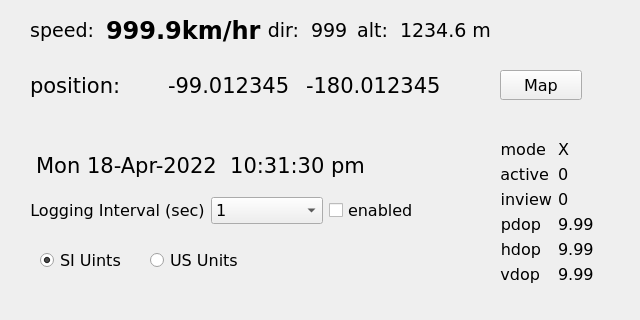
This is Qt/gps/BasicDisplay.ui in bradselb/examples as Qt 5 draws it before an edit. The edited form follows.
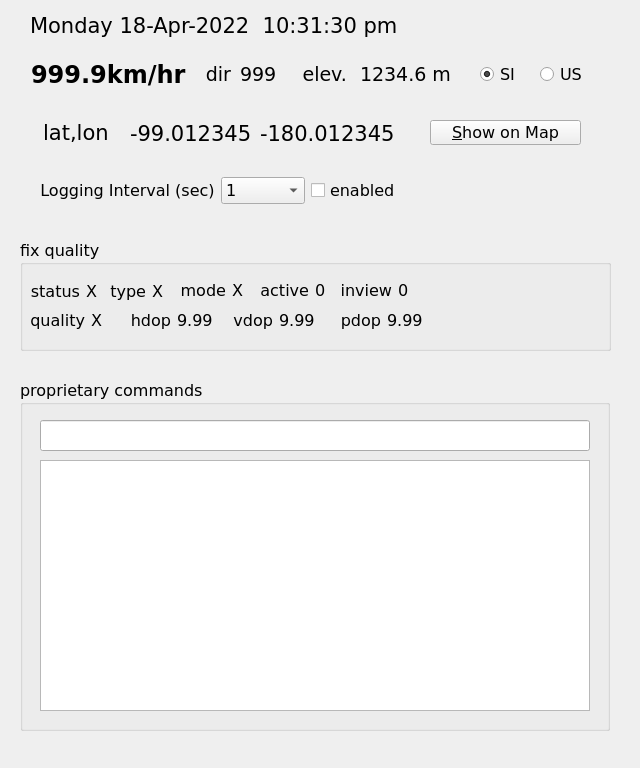
This is the edited form.

What changed in the file:
```diff
--- a/Qt/gps/BasicDisplay.ui
+++ b/Qt/gps/BasicDisplay.ui
@@ -8,19 +8,19 @@
     <x>0</x>
     <y>0</y>
     <width>640</width>
-    <height>320</height>
+    <height>768</height>
    </rect>
   </property>
   <property name="minimumSize">
    <size>
     <width>640</width>
-    <height>320</height>
+    <height>240</height>
    </size>
   </property>
   <property name="maximumSize">
    <size>
     <width>640</width>
-    <height>728</height>
+    <height>768</height>
    </size>
   </property>
   <property name="baseSize">
@@ -42,8 +42,8 @@
    <property name="geometry">
     <rect>
      <x>30</x>
-     <y>150</y>
-     <width>341</width>
+     <y>10</y>
+     <width>411</width>
      <height>31</height>
     </rect>
    </property>
@@ -57,19 +57,19 @@
     <enum>QFrame::NoFrame</enum>
    </property>
    <property name="text">
-    <string>Mon 18-Apr-2022  10:31:30 pm</string>
+    <string>Monday 18-Apr-2022  10:31:30 pm</string>
    </property>
    <property name="alignment">
-    <set>Qt::AlignCenter</set>
+    <set>Qt::AlignLeading|Qt::AlignLeft|Qt::AlignVCenter</set>
    </property>
   </widget>
   <widget class="QGroupBox" name="groupBox">
    <property name="geometry">
     <rect>
      <x>20</x>
-     <y>329</y>
+     <y>380</y>
      <width>590</width>
-     <height>391</height>
+     <height>351</height>
     </rect>
    </property>
    <property name="font">
@@ -87,7 +87,7 @@
       <x>20</x>
       <y>40</y>
       <width>550</width>
-      <height>23</height>
+      <height>31</height>
      </rect>
     </property>
     <property name="font">
@@ -104,9 +104,9 @@
     <property name="geometry">
      <rect>
       <x>20</x>
-      <y>70</y>
+      <y>80</y>
       <width>550</width>
-      <height>311</height>
+      <height>251</height>
      </rect>
     </property>
     <property name="sizePolicy">
@@ -129,216 +129,12 @@
     </property>
    </widget>
   </widget>
-  <widget class="QWidget" name="formLayoutWidget">
-   <property name="geometry">
-    <rect>
-     <x>500</x>
-     <y>140</y>
-     <width>101</width>
-     <height>161</height>
-    </rect>
-   </property>
-   <layout class="QFormLayout" name="formLayout">
-    <item row="0" column="0">
-     <widget class="QLabel" name="label_9">
-      <property name="font">
-       <font>
-        <family>DejaVu Sans</family>
-        <pointsize>12</pointsize>
-       </font>
-      </property>
-      <property name="text">
-       <string>mode</string>
-      </property>
-      <property name="alignment">
-       <set>Qt::AlignRight|Qt::AlignTrailing|Qt::AlignVCenter</set>
-      </property>
-     </widget>
-    </item>
-    <item row="0" column="1">
-     <widget class="QLabel" name="fixmode">
-      <property name="font">
-       <font>
-        <family>DejaVu Sans</family>
-        <pointsize>12</pointsize>
-       </font>
-      </property>
-      <property name="text">
-       <string>X</string>
-      </property>
-      <property name="alignment">
-       <set>Qt::AlignLeading|Qt::AlignLeft|Qt::AlignVCenter</set>
-      </property>
-     </widget>
-    </item>
-    <item row="4" column="0">
-     <widget class="QLabel" name="label_3">
-      <property name="font">
-       <font>
-        <family>DejaVu Sans</family>
-        <pointsize>12</pointsize>
-       </font>
-      </property>
-      <property name="text">
-       <string>pdop</string>
-      </property>
-      <property name="alignment">
-       <set>Qt::AlignRight|Qt::AlignTrailing|Qt::AlignVCenter</set>
-      </property>
-     </widget>
-    </item>
-    <item row="4" column="1">
-     <widget class="QLabel" name="pdop">
-      <property name="font">
-       <font>
-        <family>DejaVu Sans</family>
-        <pointsize>12</pointsize>
-       </font>
-      </property>
-      <property name="text">
-       <string>9.99</string>
-      </property>
-      <property name="alignment">
-       <set>Qt::AlignLeading|Qt::AlignLeft|Qt::AlignVCenter</set>
-      </property>
-     </widget>
-    </item>
-    <item row="5" column="0">
-     <widget class="QLabel" name="label_4">
-      <property name="font">
-       <font>
-        <family>DejaVu Sans</family>
-        <pointsize>12</pointsize>
-       </font>
-      </property>
-      <property name="text">
-       <string>hdop</string>
-      </property>
-      <property name="alignment">
-       <set>Qt::AlignRight|Qt::AlignTrailing|Qt::AlignVCenter</set>
-      </property>
-     </widget>
-    </item>
-    <item row="5" column="1">
-     <widget class="QLabel" name="hdop">
-      <property name="font">
-       <font>
-        <family>DejaVu Sans</family>
-        <pointsize>12</pointsize>
-       </font>
-      </property>
-      <property name="text">
-       <string>9.99</string>
-      </property>
-      <property name="alignment">
-       <set>Qt::AlignLeading|Qt::AlignLeft|Qt::AlignVCenter</set>
-      </property>
-     </widget>
-    </item>
-    <item row="6" column="0">
-     <widget class="QLabel" name="label_7">
-      <property name="font">
-       <font>
-        <family>DejaVu Sans</family>
-        <pointsize>12</pointsize>
-       </font>
-      </property>
-      <property name="text">
-       <string>vdop</string>
-      </property>
-      <property name="alignment">
-       <set>Qt::AlignRight|Qt::AlignTrailing|Qt::AlignVCenter</set>
-      </property>
-     </widget>
-    </item>
-    <item row="6" column="1">
-     <widget class="QLabel" name="vdop">
-      <property name="font">
-       <font>
-        <family>DejaVu Sans</family>
-        <pointsize>12</pointsize>
-       </font>
-      </property>
-      <property name="text">
-       <string>9.99</string>
-      </property>
-      <property name="alignment">
-       <set>Qt::AlignLeading|Qt::AlignLeft|Qt::AlignVCenter</set>
-      </property>
-     </widget>
-    </item>
-    <item row="3" column="0">
-     <widget class="QLabel" name="label_6">
-      <property name="font">
-       <font>
-        <family>DejaVu Sans</family>
-        <pointsize>12</pointsize>
-       </font>
-      </property>
-      <property name="text">
-       <string>inview</string>
-      </property>
-      <property name="alignment">
-       <set>Qt::AlignRight|Qt::AlignTrailing|Qt::AlignVCenter</set>
-      </property>
-     </widget>
-    </item>
-    <item row="3" column="1">
-     <widget class="QLabel" name="inview">
-      <property name="font">
-       <font>
-        <family>DejaVu Sans</family>
-        <pointsize>12</pointsize>
-       </font>
-      </property>
-      <property name="text">
-       <string>0</string>
-      </property>
-      <property name="alignment">
-       <set>Qt::AlignLeading|Qt::AlignLeft|Qt::AlignVCenter</set>
-      </property>
-     </widget>
-    </item>
-    <item row="1" column="0">
-     <widget class="QLabel" name="label_2">
-      <property name="font">
-       <font>
-        <family>DejaVu Sans</family>
-        <pointsize>12</pointsize>
-       </font>
-      </property>
-      <property name="text">
-       <string>active</string>
-      </property>
-      <property name="alignment">
-       <set>Qt::AlignRight|Qt::AlignTrailing|Qt::AlignVCenter</set>
-      </property>
-     </widget>
-    </item>
-    <item row="1" column="1">
-     <widget class="QLabel" name="inuse">
-      <property name="font">
-       <font>
-        <family>DejaVu Sans</family>
-        <pointsize>12</pointsize>
-       </font>
-      </property>
-      <property name="text">
-       <string>0</string>
-      </property>
-      <property name="alignment">
-       <set>Qt::AlignLeading|Qt::AlignLeft|Qt::AlignVCenter</set>
-      </property>
-     </widget>
-    </item>
-   </layout>
-  </widget>
   <widget class="QWidget" name="horizontalLayoutWidget">
    <property name="geometry">
     <rect>
-     <x>30</x>
-     <y>190</y>
-     <width>411</width>
+     <x>40</x>
+     <y>170</y>
+     <width>361</width>
      <height>41</height>
     </rect>
    </property>
@@ -462,32 +258,107 @@
     </item>
    </layout>
   </widget>
-  <widget class="QWidget" name="horizontalLayoutWidget_2">
+  <widget class="QRadioButton" name="usUnitsButton">
    <property name="geometry">
     <rect>
-     <x>30</x>
-     <y>70</y>
-     <width>411</width>
-     <height>31</height>
+     <x>540</x>
+     <y>60</y>
+     <width>51</width>
+     <height>29</height>
     </rect>
    </property>
-   <layout class="QHBoxLayout" name="positionHorizontalLayout">
-    <item>
-     <widget class="QLabel" name="label_10">
-      <property name="font">
-       <font>
-        <family>DejaVu Sans</family>
-        <pointsize>16</pointsize>
-       </font>
-      </property>
-      <property name="text">
-       <string>position: </string>
-      </property>
-      <property name="alignment">
-       <set>Qt::AlignLeading|Qt::AlignLeft|Qt::AlignVCenter</set>
-      </property>
-     </widget>
-    </item>
+   <property name="font">
+    <font>
+     <family>DejaVu Sans</family>
+     <pointsize>12</pointsize>
+    </font>
+   </property>
+   <property name="text">
+    <string>US</string>
+   </property>
+  </widget>
+  <widget class="QRadioButton" name="siUnitsButton">
+   <property name="geometry">
+    <rect>
+     <x>480</x>
+     <y>60</y>
+     <width>51</width>
+     <height>29</height>
+    </rect>
+   </property>
+   <property name="font">
+    <font>
+     <family>DejaVu Sans</family>
+     <pointsize>12</pointsize>
+    </font>
+   </property>
+   <property name="text">
+    <string>SI</string>
+   </property>
+   <property name="checked">
+    <bool>true</bool>
+   </property>
+  </widget>
+  <widget class="QPushButton" name="showOnMapButton">
+   <property name="geometry">
+    <rect>
+     <x>430</x>
+     <y>120</y>
+     <width>151</width>
+     <height>25</height>
+    </rect>
+   </property>
+   <property name="font">
+    <font>
+     <family>DejaVu Sans</family>
+     <pointsize>12</pointsize>
+    </font>
+   </property>
+   <property name="toolTip">
+    <string extracomment="Show position on a map (requires internet connection)"/>
+   </property>
+   <property name="statusTip">
+    <string extracomment="Show position on a map (requires internet connection)"/>
+   </property>
+   <property name="text">
+    <string>&amp;Show on Map</string>
+   </property>
+   <property name="shortcut">
+    <string extracomment="Show position on a map (requires internet connection)">Ctrl+S</string>
+   </property>
+  </widget>
+  <widget class="QLabel" name="positionLabel">
+   <property name="geometry">
+    <rect>
+     <x>31</x>
+     <y>120</y>
+     <width>91</width>
+     <height>25</height>
+    </rect>
+   </property>
+   <property name="font">
+    <font>
+     <family>DejaVu Sans</family>
+     <pointsize>16</pointsize>
+    </font>
+   </property>
+   <property name="text">
+    <string>lat,lon  </string>
+   </property>
+   <property name="alignment">
+    <set>Qt::AlignRight|Qt::AlignTrailing|Qt::AlignVCenter</set>
+   </property>
+  </widget>
+  <widget class="QWidget" name="layoutWidget0">
+   <property name="geometry">
+    <rect>
+     <x>130</x>
+     <y>120</y>
+     <width>265</width>
+     <height>27</height>
+    </rect>
+   </property>
+   <layout class="QHBoxLayout" name="positionHLayout">
     <item>
      <widget class="QLabel" name="latitude">
       <property name="text">
@@ -513,172 +384,556 @@
     </item>
    </layout>
   </widget>
-  <widget class="QWidget" name="horizontalLayoutWidget_3">
+  <widget class="QGroupBox" name="fixQualityGroup">
    <property name="geometry">
     <rect>
-     <x>30</x>
-     <y>10</y>
-     <width>461</width>
-     <height>41</height>
+     <x>20</x>
+     <y>240</y>
+     <width>591</width>
+     <height>111</height>
     </rect>
    </property>
-   <layout class="QHBoxLayout" name="velocityHorizontalLayout">
-    <item>
-     <widget class="QLabel" name="label_5">
-      <property name="font">
-       <font>
-        <family>DejaVu Sans</family>
-        <pointsize>14</pointsize>
-       </font>
-      </property>
-      <property name="text">
-       <string>speed: </string>
-      </property>
-      <property name="alignment">
-       <set>Qt::AlignRight|Qt::AlignTrailing|Qt::AlignVCenter</set>
-      </property>
-     </widget>
-    </item>
-    <item>
-     <widget class="QLabel" name="speed">
-      <property name="font">
-       <font>
-        <family>DejaVu Sans</family>
-        <pointsize>18</pointsize>
-        <weight>75</weight>
-        <italic>false</italic>
-        <bold>true</bold>
-       </font>
-      </property>
-      <property name="text">
-       <string>999.9km/hr</string>
-      </property>
-      <property name="alignment">
-       <set>Qt::AlignLeading|Qt::AlignLeft|Qt::AlignVCenter</set>
-      </property>
-     </widget>
-    </item>
-    <item>
-     <widget class="QLabel" name="label_8">
-      <property name="font">
-       <font>
-        <family>DejaVu Sans</family>
-        <pointsize>14</pointsize>
-       </font>
-      </property>
-      <property name="text">
-       <string>dir: </string>
-      </property>
-      <property name="alignment">
-       <set>Qt::AlignRight|Qt::AlignTrailing|Qt::AlignVCenter</set>
-      </property>
-     </widget>
-    </item>
-    <item>
-     <widget class="QLabel" name="direction">
-      <property name="font">
-       <font>
-        <family>DejaVu Sans</family>
-        <pointsize>14</pointsize>
-       </font>
-      </property>
-      <property name="text">
-       <string>999</string>
-      </property>
-     </widget>
-    </item>
-    <item>
-     <widget class="QLabel" name="label_1">
-      <property name="font">
-       <font>
-        <family>DejaVu Sans</family>
-        <pointsize>14</pointsize>
-       </font>
-      </property>
-      <property name="text">
-       <string>alt: </string>
-      </property>
-      <property name="alignment">
-       <set>Qt::AlignRight|Qt::AlignTrailing|Qt::AlignVCenter</set>
-      </property>
-     </widget>
-    </item>
-    <item>
-     <widget class="QLabel" name="altitude">
-      <property name="font">
-       <font>
-        <family>DejaVu Sans</family>
-        <pointsize>14</pointsize>
-       </font>
-      </property>
-      <property name="text">
-       <string>1234.6 m</string>
-      </property>
-      <property name="alignment">
-       <set>Qt::AlignLeading|Qt::AlignLeft|Qt::AlignVCenter</set>
-      </property>
-     </widget>
-    </item>
-   </layout>
+   <property name="font">
+    <font>
+     <family>DejaVu Sans</family>
+     <pointsize>12</pointsize>
+    </font>
+   </property>
+   <property name="title">
+    <string>fix quality</string>
+   </property>
+   <widget class="QWidget" name="layoutWidget1">
+    <property name="geometry">
+     <rect>
+      <x>320</x>
+      <y>70</y>
+      <width>85</width>
+      <height>21</height>
+     </rect>
+    </property>
+    <layout class="QHBoxLayout" name="pdopHLayout">
+     <item>
+      <widget class="QLabel" name="label_3">
+       <property name="font">
+        <font>
+         <family>DejaVu Sans</family>
+         <pointsize>12</pointsize>
+        </font>
+       </property>
+       <property name="text">
+        <string>pdop</string>
+       </property>
+       <property name="alignment">
+        <set>Qt::AlignRight|Qt::AlignTrailing|Qt::AlignVCenter</set>
+       </property>
+      </widget>
+     </item>
+     <item>
+      <widget class="QLabel" name="pdop">
+       <property name="font">
+        <font>
+         <family>DejaVu Sans</family>
+         <pointsize>12</pointsize>
+        </font>
+       </property>
+       <property name="text">
+        <string>9.99</string>
+       </property>
+       <property name="alignment">
+        <set>Qt::AlignLeading|Qt::AlignLeft|Qt::AlignVCenter</set>
+       </property>
+      </widget>
+     </item>
+    </layout>
+   </widget>
+   <widget class="QWidget" name="layoutWidget2">
+    <property name="geometry">
+     <rect>
+      <x>320</x>
+      <y>40</y>
+      <width>91</width>
+      <height>21</height>
+     </rect>
+    </property>
+    <layout class="QHBoxLayout" name="inviewHLayout">
+     <item>
+      <widget class="QLabel" name="label_6">
+       <property name="font">
+        <font>
+         <family>DejaVu Sans</family>
+         <pointsize>12</pointsize>
+        </font>
+       </property>
+       <property name="text">
+        <string>inview</string>
+       </property>
+       <property name="alignment">
+        <set>Qt::AlignRight|Qt::AlignTrailing|Qt::AlignVCenter</set>
+       </property>
+      </widget>
+     </item>
+     <item>
+      <widget class="QLabel" name="inview">
+       <property name="font">
+        <font>
+         <family>DejaVu Sans</family>
+         <pointsize>12</pointsize>
+        </font>
+       </property>
+       <property name="text">
+        <string>0</string>
+       </property>
+       <property name="alignment">
+        <set>Qt::AlignLeading|Qt::AlignLeft|Qt::AlignVCenter</set>
+       </property>
+      </widget>
+     </item>
+    </layout>
+   </widget>
+   <widget class="QWidget" name="layoutWidget3">
+    <property name="geometry">
+     <rect>
+      <x>240</x>
+      <y>40</y>
+      <width>68</width>
+      <height>21</height>
+     </rect>
+    </property>
+    <layout class="QHBoxLayout" name="activeHLayout">
+     <item>
+      <widget class="QLabel" name="label_2">
+       <property name="font">
+        <font>
+         <family>DejaVu Sans</family>
+         <pointsize>12</pointsize>
+        </font>
+       </property>
+       <property name="text">
+        <string>active</string>
+       </property>
+       <property name="alignment">
+        <set>Qt::AlignRight|Qt::AlignTrailing|Qt::AlignVCenter</set>
+       </property>
+      </widget>
+     </item>
+     <item>
+      <widget class="QLabel" name="inuse">
+       <property name="font">
+        <font>
+         <family>DejaVu Sans</family>
+         <pointsize>12</pointsize>
+        </font>
+       </property>
+       <property name="text">
+        <string>0</string>
+       </property>
+       <property name="alignment">
+        <set>Qt::AlignLeading|Qt::AlignLeft|Qt::AlignVCenter</set>
+       </property>
+      </widget>
+     </item>
+    </layout>
+   </widget>
+   <widget class="QWidget" name="layoutWidget4">
+    <property name="geometry">
+     <rect>
+      <x>10</x>
+      <y>41</y>
+      <width>69</width>
+      <height>21</height>
+     </rect>
+    </property>
+    <layout class="QHBoxLayout" name="fixStatusHLayout">
+     <item>
+      <widget class="QLabel" name="label_11">
+       <property name="font">
+        <font>
+         <family>DejaVu Sans</family>
+         <pointsize>12</pointsize>
+        </font>
+       </property>
+       <property name="whatsThis">
+        <string extracomment="fix status"/>
+       </property>
+       <property name="text">
+        <string>status</string>
+       </property>
+       <property name="alignment">
+        <set>Qt::AlignRight|Qt::AlignTrailing|Qt::AlignVCenter</set>
+       </property>
+      </widget>
+     </item>
+     <item>
+      <widget class="QLabel" name="fixstatus">
+       <property name="font">
+        <font>
+         <family>DejaVu Sans</family>
+         <pointsize>12</pointsize>
+        </font>
+       </property>
+       <property name="text">
+        <string>X</string>
+       </property>
+       <property name="alignment">
+        <set>Qt::AlignLeading|Qt::AlignLeft|Qt::AlignVCenter</set>
+       </property>
+      </widget>
+     </item>
+    </layout>
+   </widget>
+   <widget class="QWidget" name="layoutWidget5">
+    <property name="geometry">
+     <rect>
+      <x>160</x>
+      <y>40</y>
+      <width>65</width>
+      <height>21</height>
+     </rect>
+    </property>
+    <layout class="QHBoxLayout" name="fixModeHLayout">
+     <item>
+      <widget class="QLabel" name="label_9">
+       <property name="font">
+        <font>
+         <family>DejaVu Sans</family>
+         <pointsize>12</pointsize>
+        </font>
+       </property>
+       <property name="whatsThis">
+        <string extracomment="fix mode"/>
+       </property>
+       <property name="text">
+        <string>mode</string>
+       </property>
+       <property name="alignment">
+        <set>Qt::AlignRight|Qt::AlignTrailing|Qt::AlignVCenter</set>
+       </property>
+      </widget>
+     </item>
+     <item>
+      <widget class="QLabel" name="fixmode">
+       <property name="font">
+        <font>
+         <family>DejaVu Sans</family>
+         <pointsize>12</pointsize>
+        </font>
+       </property>
+       <property name="text">
+        <string>X</string>
+       </property>
+       <property name="alignment">
+        <set>Qt::AlignLeading|Qt::AlignLeft|Qt::AlignVCenter</set>
+       </property>
+      </widget>
+     </item>
+    </layout>
+   </widget>
+   <widget class="QWidget" name="layoutWidget6">
+    <property name="geometry">
+     <rect>
+      <x>210</x>
+      <y>70</y>
+      <width>91</width>
+      <height>21</height>
+     </rect>
+    </property>
+    <layout class="QHBoxLayout" name="vdopHLayout">
+     <item>
+      <widget class="QLabel" name="label_7">
+       <property name="font">
+        <font>
+         <family>DejaVu Sans</family>
+         <pointsize>12</pointsize>
+        </font>
+       </property>
+       <property name="text">
+        <string>vdop</string>
+       </property>
+       <property name="alignment">
+        <set>Qt::AlignRight|Qt::AlignTrailing|Qt::AlignVCenter</set>
+       </property>
+      </widget>
+     </item>
+     <item>
+      <widget class="QLabel" name="vdop">
+       <property name="font">
+        <font>
+         <family>DejaVu Sans</family>
+         <pointsize>12</pointsize>
+        </font>
+       </property>
+       <property name="text">
+        <string>9.99</string>
+       </property>
+       <property name="alignment">
+        <set>Qt::AlignLeading|Qt::AlignLeft|Qt::AlignVCenter</set>
+       </property>
+      </widget>
+     </item>
+    </layout>
+   </widget>
+   <widget class="QWidget" name="layoutWidget7">
+    <property name="geometry">
+     <rect>
+      <x>90</x>
+      <y>41</y>
+      <width>55</width>
+      <height>21</height>
+     </rect>
+    </property>
+    <layout class="QHBoxLayout" name="fixTypeHLayout">
+     <item>
+      <widget class="QLabel" name="label_12">
+       <property name="font">
+        <font>
+         <family>DejaVu Sans</family>
+         <pointsize>12</pointsize>
+        </font>
+       </property>
+       <property name="toolTip">
+        <string extracomment="1:no fix, 2:2d fix, 3: 3d fix"/>
+       </property>
+       <property name="statusTip">
+        <string extracomment="1:no fix, 2:2d fix, 3: 3d fix"/>
+       </property>
+       <property name="whatsThis">
+        <string extracomment="1:no fix, 2:2d fix, 3: 3d fix"/>
+       </property>
+       <property name="text">
+        <string>type</string>
+       </property>
+       <property name="alignment">
+        <set>Qt::AlignRight|Qt::AlignTrailing|Qt::AlignVCenter</set>
+       </property>
+      </widget>
+     </item>
+     <item>
+      <widget class="QLabel" name="fixtype">
+       <property name="font">
+        <font>
+         <family>DejaVu Sans</family>
+         <pointsize>12</pointsize>
+        </font>
+       </property>
+       <property name="text">
+        <string>X</string>
+       </property>
+       <property name="alignment">
+        <set>Qt::AlignLeading|Qt::AlignLeft|Qt::AlignVCenter</set>
+       </property>
+      </widget>
+     </item>
+    </layout>
+   </widget>
+   <widget class="QWidget" name="layoutWidget8">
+    <property name="geometry">
+     <rect>
+      <x>10</x>
+      <y>70</y>
+      <width>74</width>
+      <height>21</height>
+     </rect>
+    </property>
+    <layout class="QHBoxLayout" name="fixQualityHLayout">
+     <item>
+      <widget class="QLabel" name="fixQualityLabel">
+       <property name="enabled">
+        <bool>true</bool>
+       </property>
+       <property name="font">
+        <font>
+         <family>DejaVu Sans</family>
+         <pointsize>12</pointsize>
+        </font>
+       </property>
+       <property name="toolTip">
+        <string extracomment="0:none, 1:autonomous, 2:differential"/>
+       </property>
+       <property name="statusTip">
+        <string extracomment="0:none, 1:autonomous, 2:differential"/>
+       </property>
+       <property name="whatsThis">
+        <string extracomment="0:none, 1:autonomous, 2:differential"/>
+       </property>
+       <property name="text">
+        <string>quality</string>
+       </property>
+       <property name="alignment">
+        <set>Qt::AlignRight|Qt::AlignTrailing|Qt::AlignVCenter</set>
+       </property>
+      </widget>
+     </item>
+     <item>
+      <widget class="QLabel" name="fixquality">
+       <property name="font">
+        <font>
+         <family>DejaVu Sans</family>
+         <pointsize>12</pointsize>
+        </font>
+       </property>
+       <property name="text">
+        <string>X</string>
+       </property>
+       <property name="alignment">
+        <set>Qt::AlignLeading|Qt::AlignLeft|Qt::AlignVCenter</set>
+       </property>
+      </widget>
+     </item>
+    </layout>
+   </widget>
+   <widget class="QWidget" name="layoutWidget9">
+    <property name="geometry">
+     <rect>
+      <x>110</x>
+      <y>70</y>
+      <width>85</width>
+      <height>21</height>
+     </rect>
+    </property>
+    <layout class="QHBoxLayout" name="hdopHLayout">
+     <item>
+      <widget class="QLabel" name="label_4">
+       <property name="font">
+        <font>
+         <family>DejaVu Sans</family>
+         <pointsize>12</pointsize>
+        </font>
+       </property>
+       <property name="text">
+        <string>hdop</string>
+       </property>
+       <property name="alignment">
+        <set>Qt::AlignRight|Qt::AlignTrailing|Qt::AlignVCenter</set>
+       </property>
+      </widget>
+     </item>
+     <item>
+      <widget class="QLabel" name="hdop">
+       <property name="font">
+        <font>
+         <family>DejaVu Sans</family>
+         <pointsize>12</pointsize>
+        </font>
+       </property>
+       <property name="text">
+        <string>9.99</string>
+       </property>
+       <property name="alignment">
+        <set>Qt::AlignLeading|Qt::AlignLeft|Qt::AlignVCenter</set>
+       </property>
+      </widget>
+     </item>
+    </layout>
+   </widget>
   </widget>
-  <widget class="QRadioButton" name="usUnitsButton">
+  <widget class="QLabel" name="speed">
    <property name="geometry">
     <rect>
-     <x>150</x>
-     <y>250</y>
-     <width>103</width>
-     <height>21</height>
+     <x>31</x>
+     <y>60</y>
+     <width>155</width>
+     <height>29</height>
     </rect>
    </property>
    <property name="font">
     <font>
      <family>DejaVu Sans</family>
-     <pointsize>12</pointsize>
+     <pointsize>18</pointsize>
+     <weight>75</weight>
+     <italic>false</italic>
+     <bold>true</bold>
     </font>
    </property>
    <property name="text">
-    <string>US Units</string>
+    <string>999.9km/hr</string>
    </property>
+   <property name="alignment">
+    <set>Qt::AlignLeading|Qt::AlignLeft|Qt::AlignVCenter</set>
+   </property>
   </widget>
-  <widget class="QRadioButton" name="siUnitsButton">
+  <widget class="QLabel" name="label_8">
    <property name="geometry">
     <rect>
-     <x>40</x>
-     <y>250</y>
-     <width>103</width>
-     <height>21</height>
+     <x>200</x>
+     <y>60</y>
+     <width>31</width>
+     <height>29</height>
     </rect>
    </property>
    <property name="font">
     <font>
      <family>DejaVu Sans</family>
-     <pointsize>12</pointsize>
+     <pointsize>14</pointsize>
     </font>
    </property>
    <property name="text">
-    <string>SI Uints</string>
+    <string>dir</string>
    </property>
-   <property name="checked">
-    <bool>true</bool>
+   <property name="alignment">
+    <set>Qt::AlignRight|Qt::AlignTrailing|Qt::AlignVCenter</set>
    </property>
   </widget>
-  <widget class="QPushButton" name="showOnMapButton">
+  <widget class="QLabel" name="direction">
    <property name="geometry">
     <rect>
-     <x>500</x>
-     <y>70</y>
-     <width>82</width>
-     <height>30</height>
+     <x>240</x>
+     <y>60</y>
+     <width>37</width>
+     <height>29</height>
     </rect>
    </property>
    <property name="font">
     <font>
      <family>DejaVu Sans</family>
-     <pointsize>12</pointsize>
+     <pointsize>14</pointsize>
     </font>
    </property>
    <property name="text">
-    <string>Map</string>
+    <string>999</string>
+   </property>
+  </widget>
+  <widget class="QLabel" name="label_1">
+   <property name="geometry">
+    <rect>
+     <x>300</x>
+     <y>60</y>
+     <width>47</width>
+     <height>29</height>
+    </rect>
+   </property>
+   <property name="font">
+    <font>
+     <family>DejaVu Sans</family>
+     <pointsize>14</pointsize>
+    </font>
+   </property>
+   <property name="text">
+    <string>elev.</string>
+   </property>
+   <property name="alignment">
+    <set>Qt::AlignRight|Qt::AlignTrailing|Qt::AlignVCenter</set>
+   </property>
+  </widget>
+  <widget class="QLabel" name="altitude">
+   <property name="geometry">
+    <rect>
+     <x>360</x>
+     <y>60</y>
+     <width>111</width>
+     <height>29</height>
+    </rect>
+   </property>
+   <property name="font">
+    <font>
+     <family>DejaVu Sans</family>
+     <pointsize>14</pointsize>
+    </font>
+   </property>
+   <property name="text">
+    <string>1234.6 m</string>
+   </property>
+   <property name="alignment">
+    <set>Qt::AlignLeading|Qt::AlignLeft|Qt::AlignVCenter</set>
    </property>
   </widget>
  </widget>
```
Left out of the diff: 4 changed lines with no effect on the pictures.
